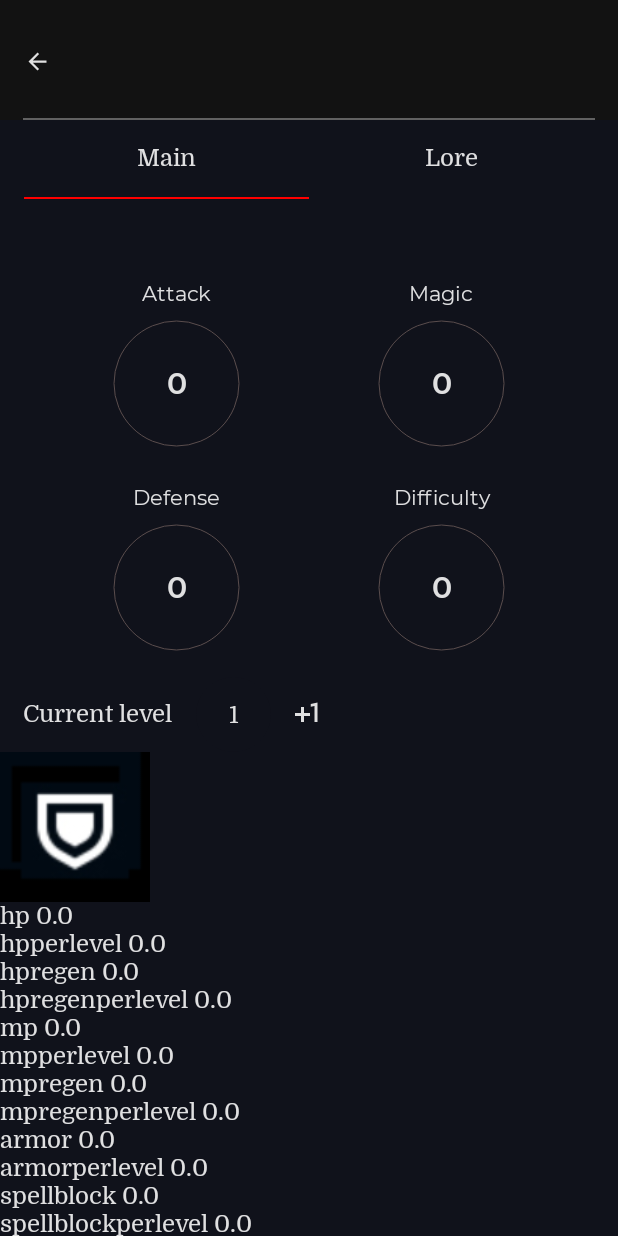
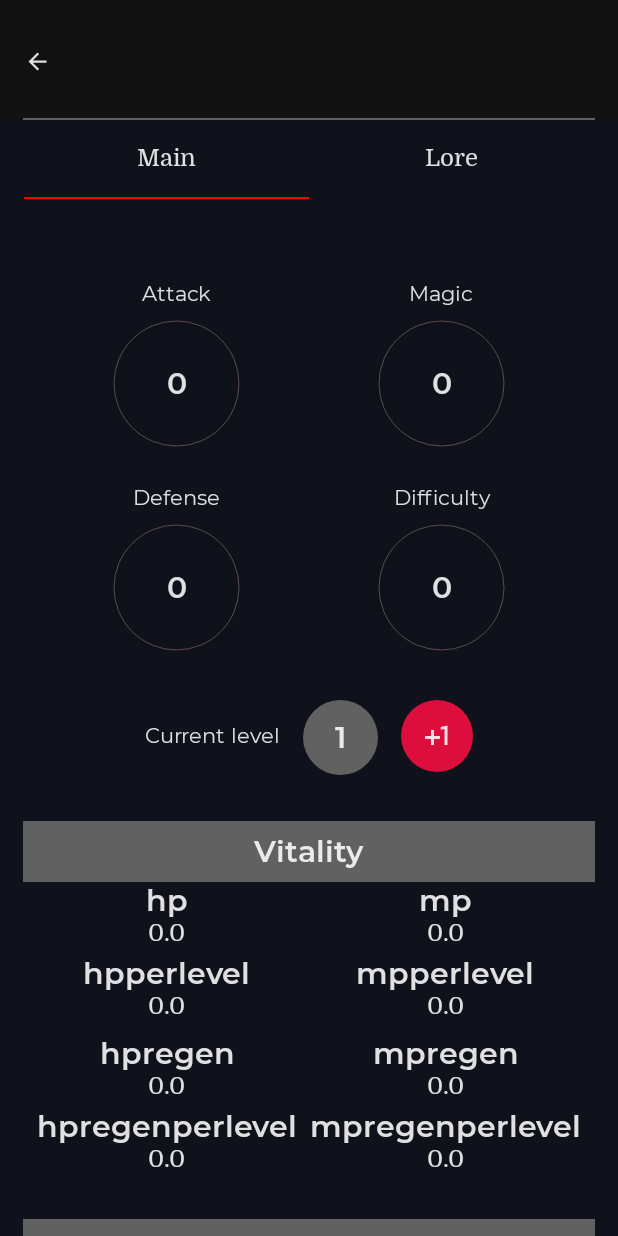
Before and after one commit to willigro/LeagueOfLegendsChampionsCompose, an Android app built with Jetpack Compose: the @Preview function ChampionDetailsScreenPreview, on a phone screen of 412 x 824 dp. Run offline under Robolectric (Android 15) with nearby library versions, the phone set to English and light mode, and no system bars; our stand-ins replace constraintlayout-compose; libraries missing offline, so code that uses them is left out: dev.chrisbanes.accompanist.

Commit message:
Created expandable box, implemented the vitality and resistance using this compoenent

```diff
--- a/app/src/main/java/com/rittmann/leagueoflegendschamps/screens/ChampionDetailsCompose.kt
+++ b/app/src/main/java/com/rittmann/leagueoflegendschamps/screens/ChampionDetailsCompose.kt
@@ -21,7 +21,6 @@ import androidx.compose.ui.draw.clip
 import androidx.compose.ui.graphics.Color
 import androidx.compose.ui.layout.ContentScale
 import androidx.compose.ui.platform.LocalContext
-import androidx.compose.ui.res.painterResource
 import androidx.compose.ui.res.stringArrayResource
 import androidx.compose.ui.res.stringResource
 import androidx.compose.ui.tooling.preview.Preview
@@ -51,9 +50,14 @@ import com.rittmann.leagueoflegendschamps.themes.ChampionDataDefenceColor
 import com.rittmann.leagueoflegendschamps.themes.ChampionDataDifficultColor
 import com.rittmann.leagueoflegendschamps.themes.ChampionDataMagicColor
 import com.rittmann.leagueoflegendschamps.themes.LeagueOfLegendsChampionsTheme
+import com.rittmann.leagueoflegendschamps.themes.LevelSelectorSize
+import com.rittmann.leagueoflegendschamps.themes.NormalSpacer
 import com.rittmann.leagueoflegendschamps.themes.PatternNormalPadding
 import com.rittmann.leagueoflegendschamps.themes.PatternSmallPadding
 import com.rittmann.leagueoflegendschamps.themes.PatternSmallPadding_X
+import com.rittmann.leagueoflegendschamps.themes.PlaceholderColor
+import com.rittmann.leagueoflegendschamps.themes.SectionBoxTitleBackground
+import com.rittmann.leagueoflegendschamps.themes.SmallSpacer
 import com.rittmann.leagueoflegendschamps.themes.TabPadding
 import com.rittmann.leagueoflegendschamps.themes.TextFieldIconSize
 import com.rittmann.leagueoflegendschamps.themes.ToolbarHeight
@@ -291,12 +295,12 @@ fun ChampionDetailsData(resumedChampionData: ResumedChampionData) {
         Column {
             ChampionDetailsDataCircleRow(
                 maxWidthToCircle = maxWidthToCircle,
-                dataOne = ChampionDetailsDataObject(
+                dataOne = ChampionDetailsDataUiModel(
                     stringResource(id = R.string.label_attack),
                     resumedChampionData.attack,
                     ChampionDataAttackColor
                 ),
-                dataTwo = ChampionDetailsDataObject(
+                dataTwo = ChampionDetailsDataUiModel(
                     stringResource(id = R.string.label_magic),
                     resumedChampionData.magic,
                     ChampionDataMagicColor
@@ -305,12 +309,12 @@ fun ChampionDetailsData(resumedChampionData: ResumedChampionData) {
 
             ChampionDetailsDataCircleRow(
                 maxWidthToCircle = maxWidthToCircle,
-                dataOne = ChampionDetailsDataObject(
+                dataOne = ChampionDetailsDataUiModel(
                     stringResource(id = R.string.label_defense),
                     resumedChampionData.defense,
                     ChampionDataDefenceColor
                 ),
-                dataTwo = ChampionDetailsDataObject(
+                dataTwo = ChampionDetailsDataUiModel(
                     stringResource(id = R.string.label_difficult),
                     resumedChampionData.difficulty,
                     ChampionDataDifficultColor
@@ -323,8 +327,8 @@ fun ChampionDetailsData(resumedChampionData: ResumedChampionData) {
 @Composable
 fun ChampionDetailsDataCircleRow(
     maxWidthToCircle: Dp,
-    dataOne: ChampionDetailsDataObject,
-    dataTwo: ChampionDetailsDataObject,
+    dataOne: ChampionDetailsDataUiModel,
+    dataTwo: ChampionDetailsDataUiModel,
 ) {
     ConstraintLayout(
         modifier = Modifier
@@ -354,7 +358,7 @@ fun ChampionDetailsDataCircleRow(
     }
 }
 
-class ChampionDetailsDataObject(
+class ChampionDetailsDataUiModel(
     val label: String,
     val data: Int,
     val color: Color
@@ -364,7 +368,7 @@ class ChampionDetailsDataObject(
 fun ChampionDetailsDataCircle(
     modifier: Modifier = Modifier,
     maxWidthToCircle: Dp,
-    data: ChampionDetailsDataObject
+    data: ChampionDetailsDataUiModel
 ) {
     Column(
         modifier = modifier
@@ -666,6 +670,8 @@ fun ChampionDetailsStats(resumedChampionStats: ResumedChampionStats) {
 
         ChampionVitalityStats(this)
 
+        ChampionDetailsResistanceStats(this)
+
         Text(text = "${stringResource(id = R.string.label_movespeed)} $movespeed")
         Text(text = "${stringResource(id = R.string.label_attackrange)} $attackrange")
         Text(text = "${stringResource(id = R.string.label_crit)} ${crit.getByLevel(critperlevel)}")
@@ -690,62 +696,201 @@ fun ChampionDetailsStats(resumedChampionStats: ResumedChampionStats) {
 }
 
 @Composable
-fun ChampionVitalityStats(resumedChampionStats: ResumedChampionStats) {
+fun ChampionDetailsResistanceStats(resumedChampionStats: ResumedChampionStats) {
+    ChampionDetailsVitalityExpandableBox(
+        title = stringResource(id = R.string.champion_resistance)
+    ) {
+        ConstraintLayout(
+            modifier = Modifier.fillMaxWidth()
+        ) {
+            val (left, right) = createRefs()
+
             with(resumedChampionStats) {
-        Row {
-            Image(
+                ChampionVitalityStatsRow(
+                    modifier = Modifier.constrainAs(left) {
+                        start.linkTo(parent.start)
+                        top.linkTo(parent.top)
+                        bottom.linkTo(parent.bottom)
+                        end.linkTo(right.start)
+                    },
+                    ChampionDetailsVitalityUiModel(
+                        stringResource(id = R.string.label_armor),
+                        armor.getByLevel(armorperlevel),
+                        stringResource(id = R.string.label_armorperlevel),
+                        armorperlevel
+                    ),
+                    null
+                )
+
+                ChampionVitalityStatsRow(
+                    modifier = Modifier.constrainAs(right) {
+                        start.linkTo(left.end)
+                        top.linkTo(parent.top)
+                        bottom.linkTo(parent.bottom)
+                        end.linkTo(parent.end)
+                    },
+                    ChampionDetailsVitalityUiModel(
+                        stringResource(id = R.string.label_spellblock),
+                        spellblock.getByLevel(spellblockperlevel),
+                        stringResource(id = R.string.label_spellblockperlevel),
+                        spellblockperlevel
+                    ),
+                    null
+                )
+            }
+        }
+    }
+}
+
+@Composable
+fun ChampionDetailsVitalityExpandableBox(
+    title: String,
+    composable: @Composable () -> Unit
+) {
+    var expanded by remember { mutableStateOf(true) }
+
+    Column(
         modifier = Modifier
-                    .width(100.dp)
-                    .height(100.dp),
-                painter = painterResource(id = R.drawable.shield_icon),
-                contentDescription = null
+            .fillMaxWidth()
+            .padding(PatternNormalPadding)
+            .clickable {
+                expanded = !expanded
+            },
+        horizontalAlignment = Alignment.CenterHorizontally
+    ) {
+        Column(
+            modifier = Modifier
+                .fillMaxWidth()
+                .background(SectionBoxTitleBackground)
+                .padding(PatternSmallPadding),
+            horizontalAlignment = Alignment.CenterHorizontally
+        ) {
+            Text(
+                text = title,
+                style = MaterialTheme.typography.h6
             )
         }
 
-        Column {
-            Text(text = "${stringResource(id = R.string.label_hp)} ${hp.getByLevel(hpperlevel)}")
-            Text(text = "${stringResource(id = R.string.label_hpperlevel)} $hpperlevel")
+        if (expanded)
+            composable()
+    }
+}
+
+class ChampionDetailsVitalityUiModel(
+    val labelOne: String,
+    val valueOne: Float,
+    val labelTwo: String,
+    val valueTwo: Float
+)
+
+@Composable
+fun ChampionVitalityStats(resumedChampionStats: ResumedChampionStats) {
+    ChampionDetailsVitalityExpandableBox(
+        title = stringResource(id = R.string.champion_vitality)
+    ) {
+        with(resumedChampionStats) {
+            ConstraintLayout(
+                modifier = Modifier.fillMaxWidth()
+            ) {
+                val (left, right) = createRefs()
+                ChampionVitalityStatsRow(
+                    modifier = Modifier.constrainAs(left) {
+                        start.linkTo(parent.start)
+                        top.linkTo(parent.top)
+                        bottom.linkTo(parent.bottom)
+                        end.linkTo(right.start)
+                    },
+                    ChampionDetailsVitalityUiModel(
+                        stringResource(id = R.string.label_hp),
+                        hp.getByLevel(hpperlevel),
+                        stringResource(id = R.string.label_hpperlevel),
+                        hpperlevel
+                    ),
+                    ChampionDetailsVitalityUiModel(
+                        stringResource(id = R.string.label_hpregen),
+                        hpregen.getByLevel(hpregenperlevel),
+                        stringResource(id = R.string.label_hpregenperlevel),
+                        hpregenperlevel
+                    )
+                )
+
+                ChampionVitalityStatsRow(
+                    modifier = Modifier.constrainAs(right) {
+                        end.linkTo(parent.end)
+                        top.linkTo(parent.top)
+                        bottom.linkTo(parent.bottom)
+                        start.linkTo(left.end)
+                    },
+                    ChampionDetailsVitalityUiModel(
+                        stringResource(id = R.string.label_mp),
+                        mp.getByLevel(mpperlevel),
+                        stringResource(id = R.string.label_mpperlevel),
+                        mpperlevel
+                    ),
+                    ChampionDetailsVitalityUiModel(
+                        stringResource(id = R.string.label_mpregen),
+                        mpregen.getByLevel(mpregenperlevel),
+                        stringResource(id = R.string.label_mpregenperlevel),
+                        mpregenperlevel
+                    )
+                )
+            }
+        }
+    }
+}
+
+@Composable
+fun ChampionVitalityStatsRow(
+    modifier: Modifier,
+    dataOne: ChampionDetailsVitalityUiModel,
+    dataTwo: ChampionDetailsVitalityUiModel?
+) {
+    Column(
+        modifier = modifier,
+        horizontalAlignment = Alignment.CenterHorizontally
+    ) {
+        Text(
+            text = dataOne.labelOne,
+            style = MaterialTheme.typography.h6,
+        )
+        Text(
+            text = dataOne.valueOne.toString(),
+            style = MaterialTheme.typography.body1
+        )
+
+        Spacer(modifier = Modifier.height(SmallSpacer))
 
         Text(
-                text = "${stringResource(id = R.string.label_hpregen)} ${
-                    hpregen.getByLevel(
-                        hpregenperlevel
+            text = dataOne.labelTwo,
+            style = MaterialTheme.typography.h6,
         )
-                }"
+        Text(
+            text = dataOne.valueTwo.toString(),
+            style = MaterialTheme.typography.body1
         )
-            Text(text = "${stringResource(id = R.string.label_hpregenperlevel)} $hpregenperlevel")
 
-
-            Text(text = "${stringResource(id = R.string.label_mp)} ${mp.getByLevel(mpperlevel)}")
-            Text(text = "${stringResource(id = R.string.label_mpperlevel)} $mpperlevel")
+        dataTwo?.also { dataTwo ->
+            Spacer(modifier = Modifier.height(NormalSpacer))
 
             Text(
-                text = "${stringResource(id = R.string.label_mpregen)} ${
-                    mpregen.getByLevel(
-                        mpregenperlevel
+                text = dataTwo.labelOne,
+                style = MaterialTheme.typography.h6,
             )
-                }"
+            Text(
+                text = dataTwo.valueOne.toString(),
+                style = MaterialTheme.typography.body1
             )
-            Text(text = "${stringResource(id = R.string.label_mpregenperlevel)} $mpregenperlevel")
 
+            Spacer(modifier = Modifier.height(SmallSpacer))
 
             Text(
-                text = "${stringResource(id = R.string.label_armor)} ${
-                    armor.getByLevel(
-                        armorperlevel
+                text = dataTwo.labelTwo,
+                style = MaterialTheme.typography.h6,
             )
-                }"
+            Text(
+                text = dataTwo.valueTwo.toString(),
+                style = MaterialTheme.typography.body1
             )
-            Text(text = "${stringResource(id = R.string.label_armorperlevel)} $armorperlevel")
-
-            Text(
-                text = "${stringResource(id = R.string.label_spellblock)} ${
-                    spellblock.getByLevel(
-                        spellblockperlevel
-                    )
-                }"
-            )
-            Text(text = "${stringResource(id = R.string.label_spellblockperlevel)} $spellblockperlevel")
         }
     }
 }
@@ -765,7 +910,6 @@ fun ChampionDetailsScreenPreview() {
 fun LevelSelection(selectedLevel: (Int) -> Unit) {
     val levels = LocalChampionInfo.levels
 
-
     val currentSelectedLevel = remember { mutableStateOf("1") } // initial value
     val isOpen = remember { mutableStateOf(false) } // initial value
     val openCloseOfDropDownList: (Boolean) -> Unit = {
@@ -779,14 +923,18 @@ fun LevelSelection(selectedLevel: (Int) -> Unit) {
     Row(
         modifier = Modifier
             .fillMaxWidth()
+            .padding(PatternNormalPadding),
+        horizontalArrangement = Arrangement.Center
     ) {
+
         /**
          * Current level label
          * */
         Text(
             text = stringResource(id = R.string.label_selected_level),
+            style = MaterialTheme.typography.body2,
             modifier = Modifier
-                .padding(PatternNormalPadding)
+                .padding(top = PatternNormalPadding, bottom = PatternNormalPadding)
         )
 
         /**
@@ -794,12 +942,13 @@ fun LevelSelection(selectedLevel: (Int) -> Unit) {
          * */
         Surface(
             modifier = Modifier
-                .size(50.dp)
+                .padding(start = PatternNormalPadding, end = PatternNormalPadding)
+                .size(LevelSelectorSize)
                 .clickable(
                     onClick = { isOpen.value = true }
                 ),
             shape = CircleShape,
-            color = MaterialTheme.colors.onSurface
+            color = PlaceholderColor
         ) {
             Column(
                 modifier = Modifier
@@ -809,15 +958,19 @@ fun LevelSelection(selectedLevel: (Int) -> Unit) {
                 horizontalAlignment = Alignment.CenterHorizontally
             ) {
                 Text(
-                    text = currentSelectedLevel.value
+                    text = currentSelectedLevel.value,
+                    style = MaterialTheme.typography.h6,
                 )
             }
         }
-
         /**
          * Add levels
          * */
-        IconButton(onClick = {
+        IconButton(
+            modifier = Modifier
+                .clip(shape = CircleShape)
+                .background(color = MaterialTheme.colors.primaryVariant),
+            onClick = {
                 var level = currentSelectedLevel.value.toInt()
                 if (level < levels.last().toInt()) {
                     level++
--- a/app/src/main/java/com/rittmann/leagueoflegendschamps/themes/Color.kt
+++ b/app/src/main/java/com/rittmann/leagueoflegendschamps/themes/Color.kt
@@ -10,6 +10,7 @@ val Red300 = Color(0xffea6d7e)
 
 val BlackBackground = Color(0xFF10121B)
 val LoadingBackground = Color(0xFF616161)
+val SectionBoxTitleBackground = Color(0xFF616161)
 
 val ChampionTagFighterColor = Color(0xFFCC800E)
 val ChampionTagSupportColor = Color(0xFF009688)
--- a/app/src/main/java/com/rittmann/leagueoflegendschamps/themes/Size.kt
+++ b/app/src/main/java/com/rittmann/leagueoflegendschamps/themes/Size.kt
@@ -27,6 +27,11 @@ val TextFieldIconSize = 18.dp
 
 val ToolbarHeight = 80.dp
 
+val LevelSelectorSize = 50.dp
+
+val NormalSpacer = 10.dp
+val SmallSpacer = 5.dp
+
 fun Modifier.allSmallPaddings() = this.padding(
     LeftSmallPadding,
     TopSmallPadding,
--- a/app/src/main/res/values/strings.xml
+++ b/app/src/main/res/values/strings.xml
@@ -9,6 +9,8 @@
     <string name="label_difficult">Difficulty</string>
 
     <!-- Champion stats -->
+    <string name="champion_vitality">Vitality</string>
+    <string name="champion_resistance">Resistance</string>
     <string name="label_selected_level" formatted="true">Current level</string>
     <string name="label_hp">hp</string>
     <string name="label_hpperlevel">hpperlevel</string>
```
Lines whose indentation alone changed are shown as unchanged.
